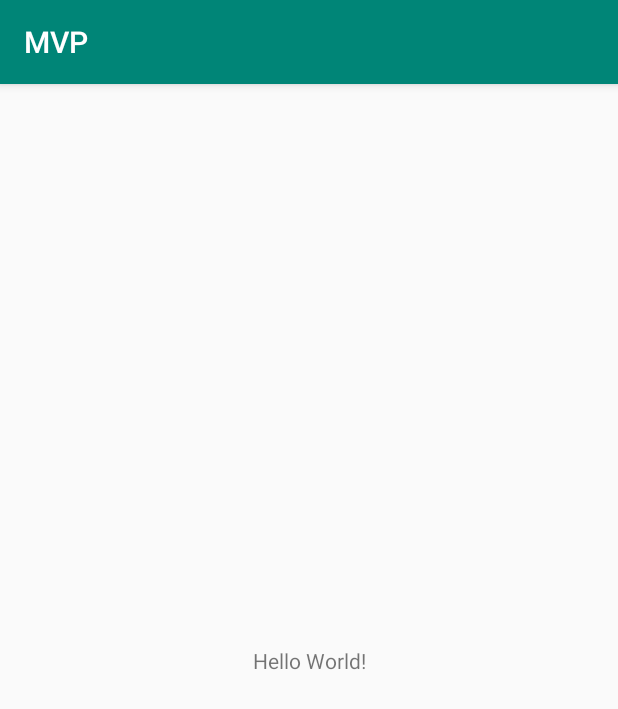
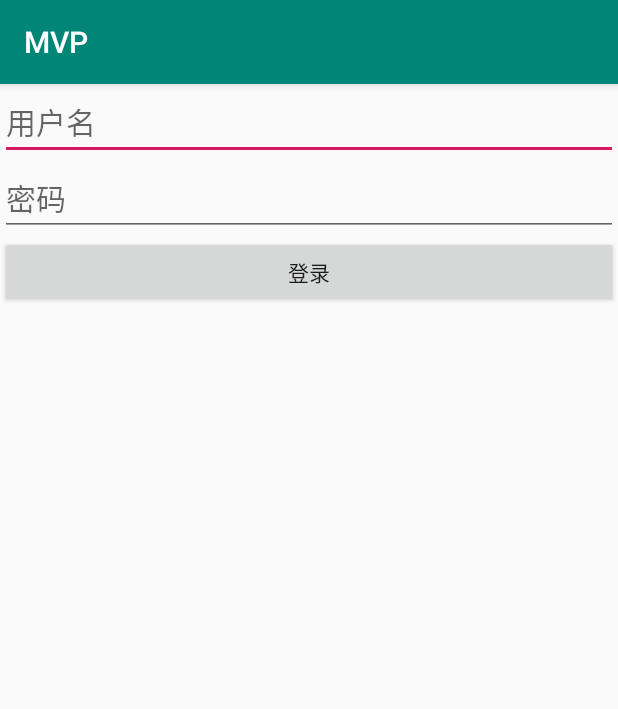
Before and after one commit to whatxiesai/pratice, an Android app: the screen it shows after launch (MainActivity), on a phone screen of 412 x 824 dp. Shown: the top 709 px of the screen. Run offline under Robolectric (Android 15) with nearby library versions, the phone set to English and light mode, and no system bars.

Commit message:
简单mvp结构
一个简单的MVP登录应用

```diff
--- a/app/src/main/AndroidManifest.xml
+++ b/app/src/main/AndroidManifest.xml
@@ -9,7 +9,7 @@
         android:roundIcon="@mipmap/ic_launcher_round"
         android:supportsRtl="true"
         android:theme="@style/AppTheme">
-        <activity android:name=".MainActivity">
+        <activity android:name=".view.MainActivity">
             <intent-filter>
                 <action android:name="android.intent.action.MAIN" />
 
--- a/app/src/main/java/com/example/administrator/mvp/MainActivity.java
+++ /dev/null
@@ -1,13 +0,0 @@
-package com.example.administrator.mvp;
-
-import android.support.v7.app.AppCompatActivity;
-import android.os.Bundle;
-
-public class MainActivity extends AppCompatActivity {
-
-    @Override
-    protected void onCreate(Bundle savedInstanceState) {
-        super.onCreate(savedInstanceState);
-        setContentView(R.layout.activity_main);
-    }
-}
--- /dev/null
+++ b/app/src/main/java/com/example/administrator/mvp/base/BaseActivity.java
@@ -0,0 +1,14 @@
+package com.example.administrator.mvp.base;
+
+import android.support.v7.app.AppCompatActivity;
+import android.widget.Toast;
+
+import com.example.administrator.mvp.view.view.BaseView;
+
+public class BaseActivity extends AppCompatActivity implements BaseView {
+
+    @Override
+    public void showToast(String msg) {
+        Toast.makeText(this, msg, Toast.LENGTH_LONG).show();
+    }
+}
--- /dev/null
+++ b/app/src/main/java/com/example/administrator/mvp/model/User.java
@@ -0,0 +1,6 @@
+package com.example.administrator.mvp.model;
+
+public class User {
+    public String name;
+    public String pwd;
+}
--- /dev/null
+++ b/app/src/main/java/com/example/administrator/mvp/presenter/BasePresenter.java
@@ -0,0 +1,11 @@
+package com.example.administrator.mvp.presenter;
+
+import com.example.administrator.mvp.view.view.BaseView;
+
+public interface BasePresenter<T> {
+
+    void attachView(T view);
+    void detachView();
+
+
+}
--- /dev/null
+++ b/app/src/main/java/com/example/administrator/mvp/presenter/BasePresenterImpl.java
@@ -0,0 +1,18 @@
+package com.example.administrator.mvp.presenter;
+
+import com.example.administrator.mvp.view.view.BaseView;
+
+public class BasePresenterImpl<T extends BaseView> implements BasePresenter<T>{
+
+    public T mPresenterView;
+
+    @Override
+    public void attachView(T view) {
+        this.mPresenterView = view;
+    }
+
+    @Override
+    public void detachView() {
+        this.mPresenterView = null;
+    }
+}
--- /dev/null
+++ b/app/src/main/java/com/example/administrator/mvp/presenter/MainPresenter.java
@@ -0,0 +1,8 @@
+package com.example.administrator.mvp.presenter;
+
+import com.example.administrator.mvp.model.User;
+import com.example.administrator.mvp.view.view.MainBaseView;
+
+public interface MainPresenter extends BasePresenter<MainBaseView> {
+    void login(User user);
+}
--- /dev/null
+++ b/app/src/main/java/com/example/administrator/mvp/view/MainActivity.java
@@ -0,0 +1,60 @@
+package com.example.administrator.mvp.view;
+
+import android.support.v7.app.AppCompatActivity;
+import android.os.Bundle;
+import android.text.Editable;
+import android.view.View;
+import android.widget.Button;
+import android.widget.EditText;
+import android.widget.Toast;
+
+import com.example.administrator.mvp.R;
+import com.example.administrator.mvp.base.BaseActivity;
+import com.example.administrator.mvp.model.User;
+import com.example.administrator.mvp.presenter.MainPresenter;
+import com.example.administrator.mvp.presenter.MainPresenterImpl;
+import com.example.administrator.mvp.view.view.BaseView;
+import com.example.administrator.mvp.view.view.MainBaseView;
+
+public class MainActivity extends BaseActivity implements MainBaseView {
+
+    private MainPresenterImpl mainPresenter;
+    private EditText et_pwd;
+    private EditText et_username;
+    private Button btn_login;
+
+    @Override
+    protected void onCreate(Bundle savedInstanceState) {
+        super.onCreate(savedInstanceState);
+        setContentView(R.layout.activity_main);
+
+        et_username = findViewById(R.id.et_username);
+        et_pwd = findViewById(R.id.et_pwd);
+        btn_login = findViewById(R.id.btn_login);
+
+        mainPresenter = new MainPresenterImpl();
+        mainPresenter.attachView(this);
+        btn_login.setOnClickListener(new View.OnClickListener() {
+            @Override
+            public void onClick(View v) {
+                String name = et_username.getText().toString();
+                String pwd = et_pwd.getText().toString();
+                User user = new User();
+                user.name = name;
+                user.pwd = pwd;
+                mainPresenter.login(user);
+            }
+        });
+    }
+
+
+    @Override
+    public void loadingSuccess() {
+        showToast("登录成功");
+    }
+
+    @Override
+    public void loadingError() {
+        showToast("登录失败");
+    }
+}
--- /dev/null
+++ b/app/src/main/java/com/example/administrator/mvp/view/view/BaseView.java
@@ -0,0 +1,6 @@
+package com.example.administrator.mvp.view.view;
+
+
+public interface BaseView {
+    void showToast(String msg);
+}
--- /dev/null
+++ b/app/src/main/java/com/example/administrator/mvp/view/view/MainBaseView.java
@@ -0,0 +1,7 @@
+package com.example.administrator.mvp.view.view;
+
+public interface MainBaseView extends BaseView{
+    // 有其他的操作
+    void loadingSuccess();
+    void loadingError();
+}
--- /dev/null
+++ b/app/src/main/java/com/example/administrator/mvp/view/view/OtherBaseView.java
@@ -0,0 +1,5 @@
+package com.example.administrator.mvp.view.view;
+
+public interface OtherBaseView extends BaseView {
+    void showProgress();
+}
--- a/app/src/main/res/layout/activity_main.xml
+++ b/app/src/main/res/layout/activity_main.xml
@@ -1,18 +1,28 @@
 <?xml version="1.0" encoding="utf-8"?>
-<android.support.constraint.ConstraintLayout xmlns:android="http://schemas.android.com/apk/res/android"
+<LinearLayout xmlns:android="http://schemas.android.com/apk/res/android"
     xmlns:app="http://schemas.android.com/apk/res-auto"
     xmlns:tools="http://schemas.android.com/tools"
     android:layout_width="match_parent"
     android:layout_height="match_parent"
-    tools:context=".MainActivity">
+    android:orientation="vertical">
 
-    <TextView
-        android:layout_width="wrap_content"
+    <EditText
+        android:id="@+id/et_username"
+        android:layout_width="match_parent"
         android:layout_height="wrap_content"
-        android:text="Hello World!"
-        app:layout_constraintBottom_toBottomOf="parent"
-        app:layout_constraintLeft_toLeftOf="parent"
-        app:layout_constraintRight_toRightOf="parent"
-        app:layout_constraintTop_toTopOf="parent" />
+        android:textSize="20sp"
+        android:hint="用户名"/>
+    <EditText
+        android:id="@+id/et_pwd"
+        android:layout_width="match_parent"
+        android:layout_height="wrap_content"
+        android:textSize="20sp"
+        android:hint="密码"/>
 
-</android.support.constraint.ConstraintLayout>
+    <Button
+        android:id="@+id/btn_login"
+        android:layout_width="match_parent"
+        android:layout_height="wrap_content"
+        android:text="登录"/>
+
+</LinearLayout>
```
Also changed, not shown: app/src/main/java/com/example/administrator/mvp/presenter/MainPresenterImpl.java (added, +16 -0 lines).
